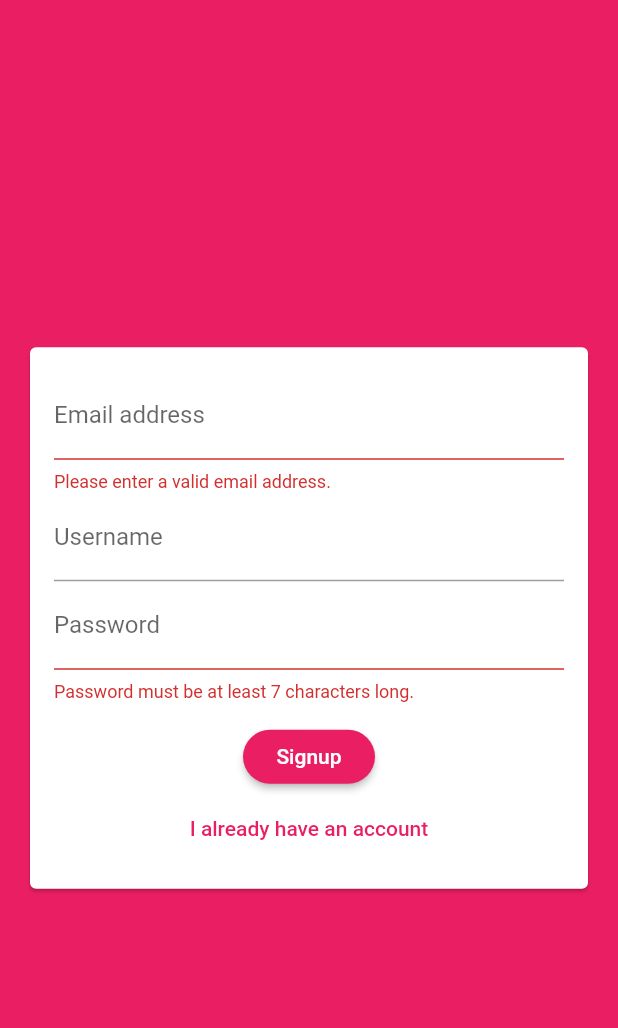
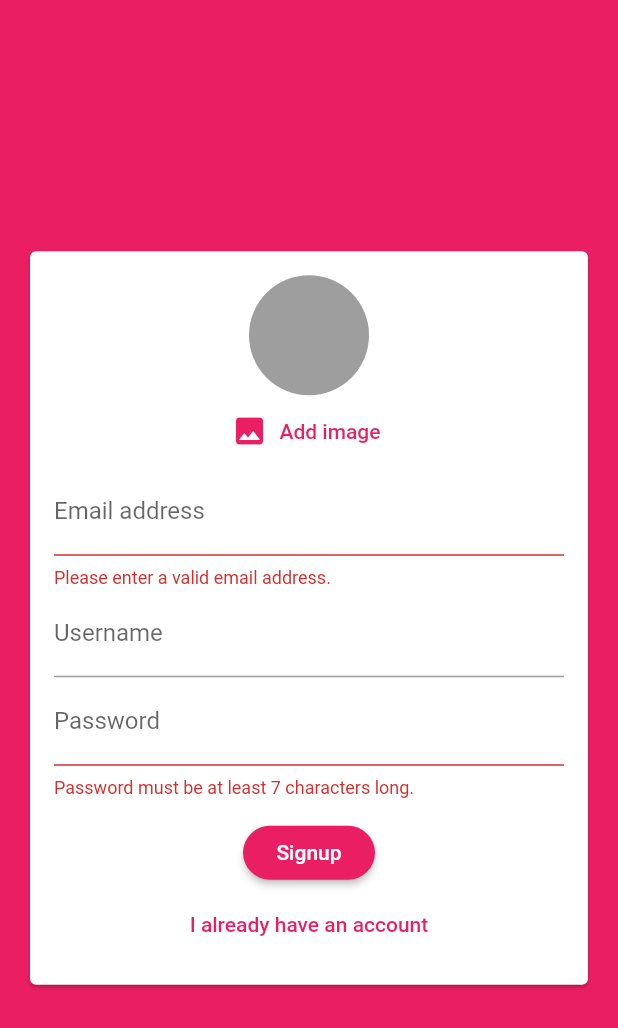
Before and after one commit to octoi/flutter-chat, a Flutter app: the screen it shows after launch, after a tap on "Login", after a tap on "Create new account", on a phone screen of 412 x 824 dp. Shown: the top 1028 px of the screen. Run offline on Flutter 3.47's test engine with Material 2 defaults, Android fonts, the phone set to English and light mode, and no system bars; our stand-ins replace cloud_firestore, firebase_auth, firebase_core, image_picker; accounts and stored records are empty.

Commit message:
image picker

```diff
--- a/lib/widgets/auth/auth_form.dart
+++ b/lib/widgets/auth/auth_form.dart
@@ -1,4 +1,5 @@
 import 'package:flutter/material.dart';
+import 'package:flutterchat/widgets/pickers/user_image_picker.dart';
 
 class AuthForm extends StatefulWidget {
   const AuthForm(this.submitFn, this.isLoading);
@@ -54,6 +55,7 @@ class _AuthFormState extends State<AuthForm> {
               child: Column(
                 mainAxisSize: MainAxisSize.min,
                 children: [
+                  if (!_isLogin) UserImagePicker(),
                   TextFormField(
                     key: ValueKey('email'),
                     validator: (value) {
--- /dev/null
+++ b/lib/widgets/pickers/user_image_picker.dart
@@ -0,0 +1,42 @@
+import 'dart:io';
+import 'package:flutter/material.dart';
+import 'package:image_picker/image_picker.dart';
+
+class UserImagePicker extends StatefulWidget {
+  const UserImagePicker({Key? key}) : super(key: key);
+
+  @override
+  _UserImagePickerState createState() => _UserImagePickerState();
+}
+
+class _UserImagePickerState extends State<UserImagePicker> {
+  File? _pickedImage;
+
+  void _pickImage() async {
+    final pickedImageFile =
+        await ImagePicker().pickImage(source: ImageSource.camera);
+    setState(() {
+      _pickedImage = File(pickedImageFile!.path);
+    });
+  }
+
+  @override
+  Widget build(BuildContext context) {
+    return Column(
+      children: [
+        CircleAvatar(
+          radius: 40,
+          backgroundColor: Colors.grey,
+          backgroundImage:
+              _pickedImage != null ? FileImage(File(_pickedImage!.path)) : null,
+        ),
+        FlatButton.icon(
+          icon: Icon(Icons.image),
+          label: Text('Add image'),
+          textColor: Theme.of(context).primaryColor,
+          onPressed: _pickImage,
+        ),
+      ],
+    );
+  }
+}
--- a/pubspec.yaml
+++ b/pubspec.yaml
@@ -27,6 +27,7 @@ dependencies:
   firebase_core: ^1.5.0
   flutter:
     sdk: flutter
+  image_picker: ^0.8.3+2
 
 dev_dependencies:
   flutter_test:
```
Also changed, not shown: pubspec.lock.
